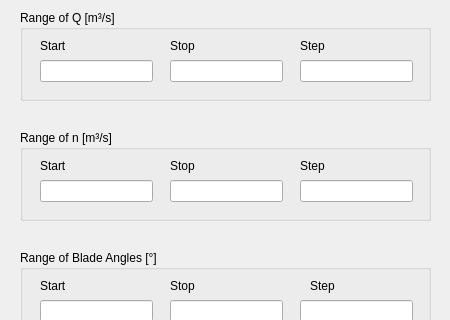
Above: src/GUI_QtDesigner/maximise_output_widget.ui from AudriusZ/Hill-Chart-Calculator before the change; both pictures show x 0 to 450 and y 0 to 320 of the 450 by 550 pixel window. Below: the same form after it.
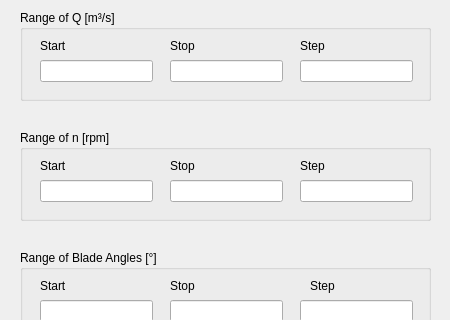
That is the form after the change.

Commit message: correct units on widget

```diff
--- a/src/GUI_QtDesigner/maximise_output_widget.ui
+++ b/src/GUI_QtDesigner/maximise_output_widget.ui
@@ -118,7 +118,7 @@
     </rect>
    </property>
    <property name="title">
-    <string>Range of n [m³/s]</string>
+    <string>Range of n [rpm]</string>
    </property>
    <widget class="QLineEdit" name="lineEdit_n_step">
     <property name="geometry">
```
The commit also changes 3 other files.
